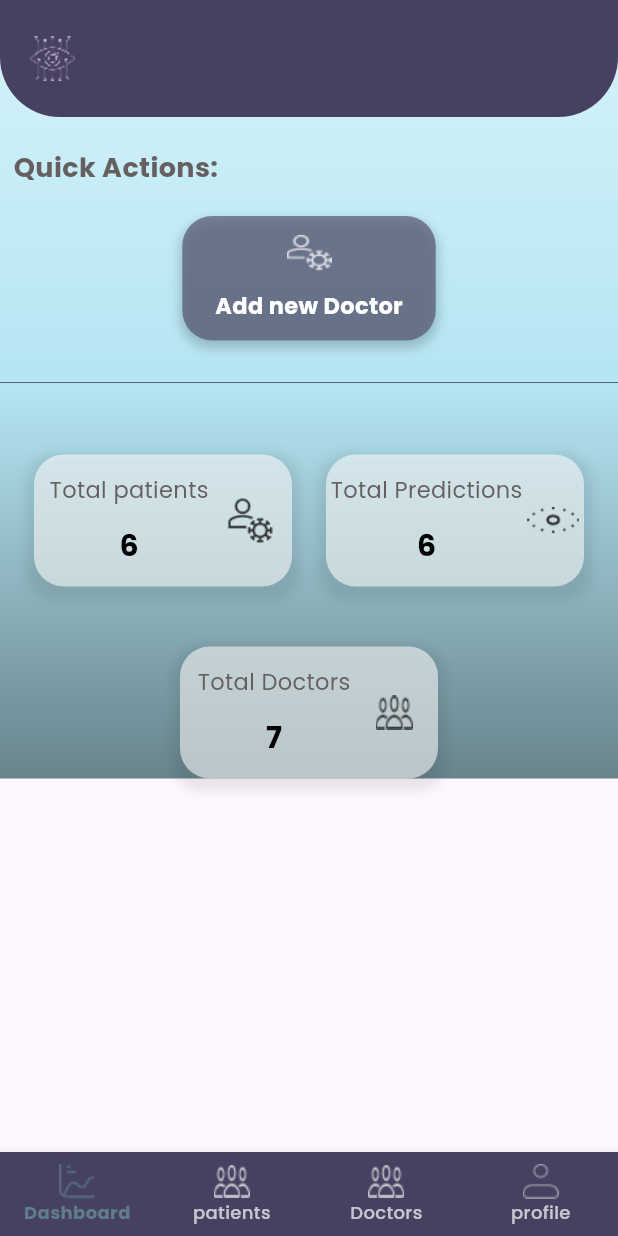
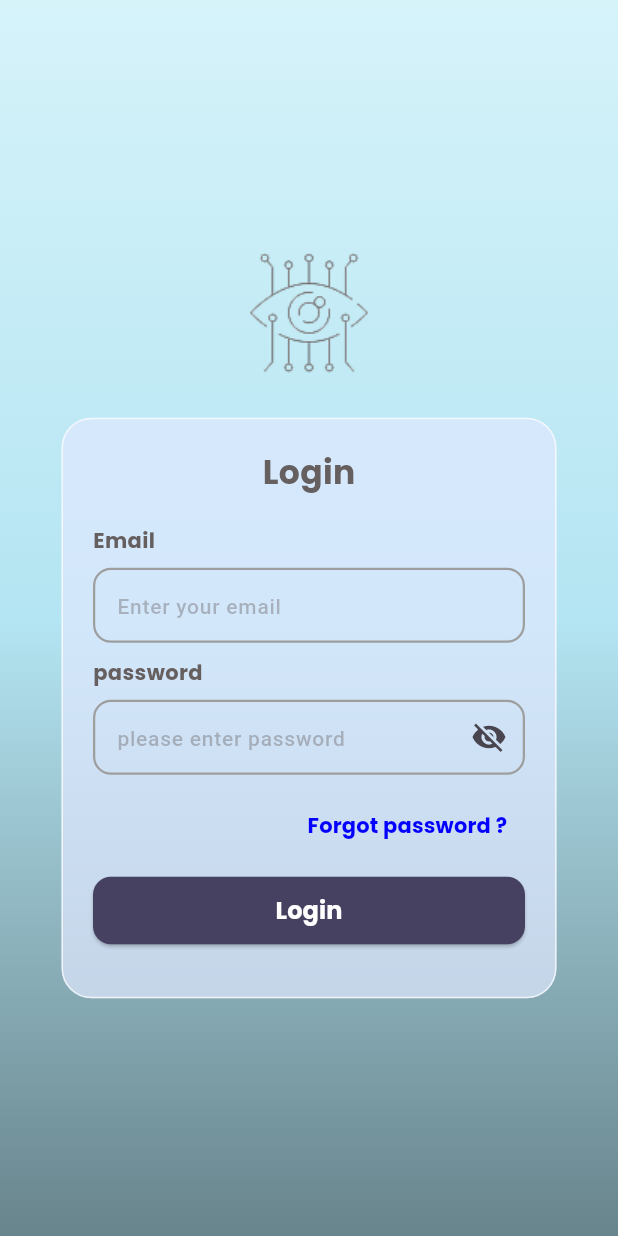
Before and after one commit to shoroukelshikh/behind_the_silent_eyes, a Flutter app: the screen it shows after launch, on a phone screen of 412 x 824 dp. Run offline on Flutter 3.47's test engine with Material 3 defaults, Android fonts, the phone set to English and light mode, and no system bars; our stand-ins replace animate_do, google_fonts.

Commit message:
+ login screen

```diff
--- a/lib/features/auth/presentation/screens/forget_pass.dart
+++ b/lib/features/auth/presentation/screens/forget_pass.dart
@@ -0,0 +1,10 @@
+import 'package:flutter/material.dart';
+
+class ForgetPass extends StatelessWidget {
+  const ForgetPass({super.key});
+
+  @override
+  Widget build(BuildContext context) {
+    return const Placeholder();
+  }
+}
--- a/lib/features/auth/presentation/screens/login_screen.dart
+++ b/lib/features/auth/presentation/screens/login_screen.dart
@@ -0,0 +1,142 @@
+import 'package:behind_silent_eyes/core/theme/colors.dart';
+import 'package:behind_silent_eyes/features/admin/dashboard/presentation/screens/admin_dashboard.dart';
+import 'package:behind_silent_eyes/features/admin/doctors/presentation/widgets/text_field.dart';
+import 'package:behind_silent_eyes/features/auth/presentation/screens/forget_pass.dart';
+import 'package:flutter/material.dart';
+import 'package:google_fonts/google_fonts.dart';
+
+class LoginScreen extends StatefulWidget {
+  const LoginScreen({super.key});
+
+  @override
+  State<LoginScreen> createState() => _LoginScreenState();
+}
+
+class _LoginScreenState extends State<LoginScreen> {
+  final TextEditingController emailController = TextEditingController();
+  final TextEditingController passwordController = TextEditingController();
+  final _formKey = GlobalKey<FormState>();
+  bool isPasswordHidden = true;
+
+  @override
+  Widget build(BuildContext context) {
+    return Scaffold(
+      body: Container(
+        decoration: BoxDecoration(gradient: AppColors.primary),
+        child: Center(
+          child: Column(
+            mainAxisAlignment: MainAxisAlignment.center,
+            children: [
+              Image.asset('assets/images/logo.png', width: 100, height: 100),
+              const SizedBox(height: 20),
+              Container(
+                width: 330,
+                padding: const EdgeInsets.all(20),
+                decoration: BoxDecoration(
+                  color: const Color(0xffDAE0E8FF).withOpacity(0.7),
+                  borderRadius: BorderRadius.circular(20),
+                  border: Border.all(color: Colors.white70),
+                ),
+                child: Column(
+                  crossAxisAlignment: CrossAxisAlignment.center,
+                  children: [
+                    Text(
+                      "Login",
+                      style: GoogleFonts.poppins(
+                        fontSize: 22,
+                        fontWeight: FontWeight.bold,
+                        color: Color(0xff665F5F)
+                      ),
+                    ),
+                    SizedBox(height: 20),
+                    Form(
+                      key: _formKey,
+                      child: Column(
+                        children: [
+                          CustomTextField(
+                            label: 'Email',
+                            hintText: 'Enter your email',
+                            controller: emailController,
+                            validator: (value) {
+                              if (value == null || value.isEmpty) return 'Email required';
+                              if (!value.contains('@')) return 'Enter valid email';
+                              return null;
+                            },
+                          ),
+                          SizedBox(height: 10,),
+                          CustomTextField(
+                            label: 'password',
+                            hintText: 'please enter password',
+                            controller: passwordController,
+                            obscureText: isPasswordHidden,
+                            suffixIcon: IconButton(
+                              icon: Icon(
+                                isPasswordHidden ? Icons.visibility_off : Icons.visibility,
+                              ),
+                              onPressed: () {
+                                setState(() {
+                                  isPasswordHidden = !isPasswordHidden;
+                                });
+                              },
+                            ),
+                            validator: (value) {
+                              if (value == null || value.isEmpty)
+                              {return 'Password required';}
+                              if (value.length < 6) return 'Min 6 chars';
+                              return null;
+                            },
+                          ),
+                        ],
+                      ),
+                    ),
+
+                    const SizedBox(height: 10),
+                    Align(
+                      alignment: Alignment.centerRight,
+                      child: TextButton(
+                        onPressed: () {
+                          Navigator.push(
+                            context,
+                            MaterialPageRoute(
+                              builder: (context) => ForgetPass(),
+                            ),
+                          );
+                        },
+                        child:  Text(
+                          "Forgot password ?",
+                          style: GoogleFonts.poppins(color:Color(0xff0400FF),fontWeight: FontWeight.bold),
+                        ),
+                      ),
+                    ),
+                    const SizedBox(height: 10),
+                    SizedBox(
+                      width: double.infinity,
+                      height: 45,
+                      child: ElevatedButton(
+                        style: ElevatedButton.styleFrom(
+                          backgroundColor: const Color(0xff474161),
+                          shape: RoundedRectangleBorder(
+                            borderRadius: BorderRadius.circular(12),
+                          ),
+                        ),
+                        onPressed: () {
+                          if (_formKey.currentState!.validate()){
+                          Navigator.push(context, MaterialPageRoute(builder: (context) => AdminDashboard(),));}
+                        },
+                        child:  Text(
+                          "Login",
+                          style: GoogleFonts.poppins(fontSize: 16, color: Colors.white,fontWeight: FontWeight.bold),
+                        ),
+                      ),
+                    ),
+                    const SizedBox(height: 15),
+                  ],
+                ),
+              ),
+            ],
+          ),
+        ),
+      ),
+    );
+  }
+}
--- a/lib/features/splash/presentation/screens/splash_screen.dart
+++ b/lib/features/splash/presentation/screens/splash_screen.dart
@@ -1,6 +1,7 @@
 import 'package:animate_do/animate_do.dart';
 import 'package:behind_silent_eyes/core/theme/colors.dart';
 import 'package:behind_silent_eyes/features/admin/dashboard/presentation/screens/admin_dashboard.dart';
+import 'package:behind_silent_eyes/features/auth/presentation/screens/login_screen.dart';
 import 'package:flutter/material.dart';
 
 class SplashScreen extends StatelessWidget {
@@ -21,7 +22,7 @@ class SplashScreen extends StatelessWidget {
               Navigator.pushReplacement(
                 context,
                 MaterialPageRoute(
-                  builder: (context) => const AdminDashboard(),
+                  builder: (context) => const LoginScreen(),
                 ),
               );
             },
```
